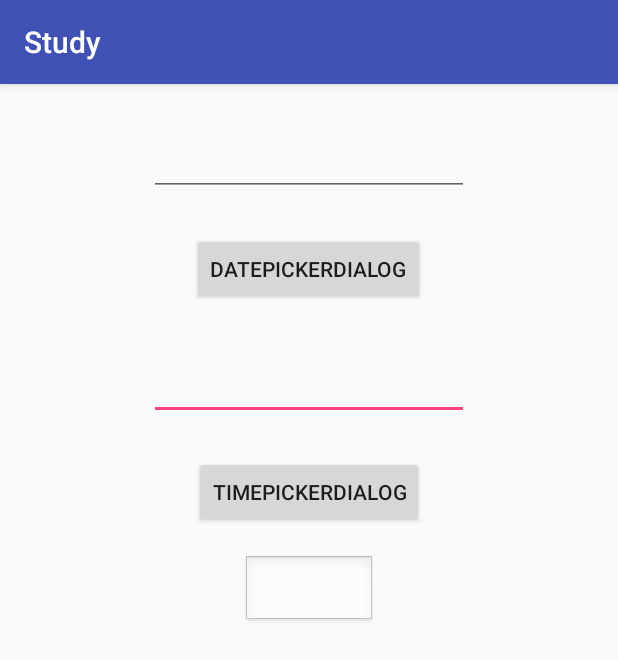
After one commit to guodongwu/android_study, an Android app: the DateActivity screen opened directly, with no data from a screen before it, on a phone screen of 412 x 824 dp. The commit adds this screen. Shown: the top 660 px of the screen. Run offline under Robolectric (Android 15) with nearby library versions, the phone set to English and light mode, and no system bars.

Commit message:
时间Date和Time ||  避免用EditText对日期进行验证使用button代替

```diff
--- a/app/src/main/AndroidManifest.xml
+++ b/app/src/main/AndroidManifest.xml
@@ -55,7 +55,8 @@
         <activity
             android:name=".lession_9.PagerActivity"
             android:label="@string/title_activity_pager"
-            android:theme="@style/AppTheme.NoActionBar"></activity>
+            android:theme="@style/AppTheme.NoActionBar" />
+        <activity android:name=".lession_10.DateActivity"></activity>
     </application>
 
 </manifest>
--- a/app/src/main/java/com/wii/study/MainActivity.java
+++ b/app/src/main/java/com/wii/study/MainActivity.java
@@ -12,6 +12,7 @@ import android.widget.Button;
 import android.widget.LinearLayout;
 
 import com.wii.study.lession_1.TimerActivity;
+import com.wii.study.lession_10.DateActivity;
 import com.wii.study.lession_2.JokeActivity;
 import com.wii.study.lession_3.DBMSActivity;
 import com.wii.study.lession_4.WebHtmlActivity;
@@ -116,6 +117,10 @@ public class MainActivity extends AppCompatActivity implements View.OnClickListe
                 intent=new Intent(MainActivity.this, PagerActivity.class);
                 startActivity(intent);
                 break;
+            case 10:
+                intent=new Intent(MainActivity.this, DateActivity.class);
+                startActivity(intent);
+                break;
 
         }
 
--- /dev/null
+++ b/app/src/main/java/com/wii/study/lession_10/DateActivity.java
@@ -0,0 +1,92 @@
+package com.wii.study.lession_10;
+
+import android.app.DatePickerDialog;
+import android.app.TimePickerDialog;
+import android.support.v7.app.AppCompatActivity;
+import android.os.Bundle;
+import android.view.View;
+import android.widget.Button;
+import android.widget.DatePicker;
+import android.widget.EditText;
+import android.widget.TimePicker;
+
+import com.wii.study.R;
+
+import java.util.Calendar;
+
+public class DateActivity extends AppCompatActivity implements View.OnClickListener {
+
+    private Button button;
+    private Button button2;
+    private  Button button3;
+    private EditText editText;
+    private EditText editText2;
+    private int year, monthOfYear, dayOfMonth, hourOfDay, minute;
+    @Override
+    protected void onCreate(Bundle savedInstanceState) {
+        super.onCreate(savedInstanceState);
+        setContentView(R.layout.activity_date);
+        button = (Button)findViewById(R.id.btnDate);
+        button2 = (Button)findViewById(R.id.btnTime);
+        button3 = (Button)findViewById(R.id.details_date);
+
+        editText = (EditText)findViewById(R.id.etDate);
+        editText2 = (EditText)findViewById(R.id.etTime);
+        Calendar calendar = Calendar.getInstance();
+        year = calendar.get(Calendar.YEAR);
+        monthOfYear = calendar.get(Calendar.MONTH);
+        dayOfMonth = calendar.get(Calendar.DAY_OF_MONTH);
+        hourOfDay = calendar.get(Calendar.HOUR_OF_DAY);
+        minute = calendar.get(Calendar.MINUTE);
+        button.setOnClickListener(this);
+        button2.setOnClickListener(this);
+        button3.setOnClickListener(this);
+
+
+    }
+
+
+    @Override
+    public void onClick(final View v) {
+        final int vid=v.getId();
+        switch (v.getId()){
+            case R.id.btnDate:
+            case R.id.details_date:
+                /**
+                 * 实例化一个DatePickerDialog的对象
+                 * 第二个参数是一个DatePickerDialog.OnDateSetListener匿名内部类，当用户选择好日期点击done会调用里面的onDateSet方法
+                 */
+                DatePickerDialog datePickerDialog = new DatePickerDialog(DateActivity.this, new DatePickerDialog.OnDateSetListener()
+                {
+                    @Override
+                    public void onDateSet(DatePicker view, int year, int monthOfYear,
+                                          int dayOfMonth)
+                    {
+                        if(vid==R.id.details_date)
+                            button3.setText("日期：" + year + "-" + (monthOfYear + 1) + "-" + dayOfMonth);
+                        else
+                            editText.setText("日期：" + year + "-" + (monthOfYear + 1) + "-" + dayOfMonth);
+                    }
+                }, year, monthOfYear, dayOfMonth);
+                datePickerDialog.show();
+                break;
+            case R.id.btnTime:
+                /**
+                 * 实例化一个TimePickerDialog的对象
+                 * 第二个参数是一个TimePickerDialog.OnTimeSetListener匿名内部类，当用户选择好时间后点击done会调用里面的onTimeset方法
+                 */
+                TimePickerDialog timePickerDialog = new TimePickerDialog(DateActivity.this, new TimePickerDialog.OnTimeSetListener()
+                {
+                    @Override
+                    public void onTimeSet(TimePicker view, int hourOfDay, int minute)
+                    {
+                        editText2.setText("Time: " + hourOfDay + ":" + minute);
+                    }
+                }, hourOfDay, minute, true);
+
+                timePickerDialog.show();
+
+                break;
+        }
+    }
+}
--- /dev/null
+++ b/app/src/main/res/layout/activity_date.xml
@@ -0,0 +1,53 @@
+<?xml version="1.0" encoding="utf-8"?>
+<RelativeLayout xmlns:android="http://schemas.android.com/apk/res/android"
+    xmlns:tools="http://schemas.android.com/tools"
+    android:layout_width="match_parent"
+    android:layout_height="match_parent" >
+
+    <Button
+        android:id="@+id/btnDate"
+        android:layout_width="wrap_content"
+        android:layout_height="wrap_content"
+        android:layout_alignParentTop="true"
+        android:layout_centerHorizontal="true"
+        android:layout_marginTop="99dp"
+        android:text="DatePickerDialog" />
+
+    <EditText
+        android:id="@+id/etDate"
+        android:layout_width="wrap_content"
+        android:layout_height="wrap_content"
+        android:layout_alignParentTop="true"
+        android:layout_centerHorizontal="true"
+        android:layout_marginTop="29dp"
+        android:ems="10" >
+    </EditText>
+
+    <EditText
+        android:id="@+id/etTime"
+        android:layout_width="wrap_content"
+        android:layout_height="wrap_content"
+        android:layout_below="@+id/btnDate"
+        android:layout_centerHorizontal="true"
+        android:layout_marginTop="31dp"
+        android:ems="10" >
+
+        <requestFocus />
+    </EditText>
+
+    <Button
+        android:id="@+id/btnTime"
+        android:layout_width="wrap_content"
+        android:layout_height="wrap_content"
+        android:layout_below="@+id/etTime"
+        android:layout_centerHorizontal="true"
+        android:layout_marginTop="24dp"
+        android:text="TimePickerDialog" />
+    <Button android:id="@+id/details_date"
+        android:layout_width="wrap_content"
+        android:layout_height="wrap_content"
+        android:layout_below="@+id/etTime"
+        android:layout_centerHorizontal="true"
+        android:layout_marginTop="90dp"
+        android:background="@android:drawable/edit_text" /><!--将Button的背景改为EditText的背景-->
+</RelativeLayout>
```
